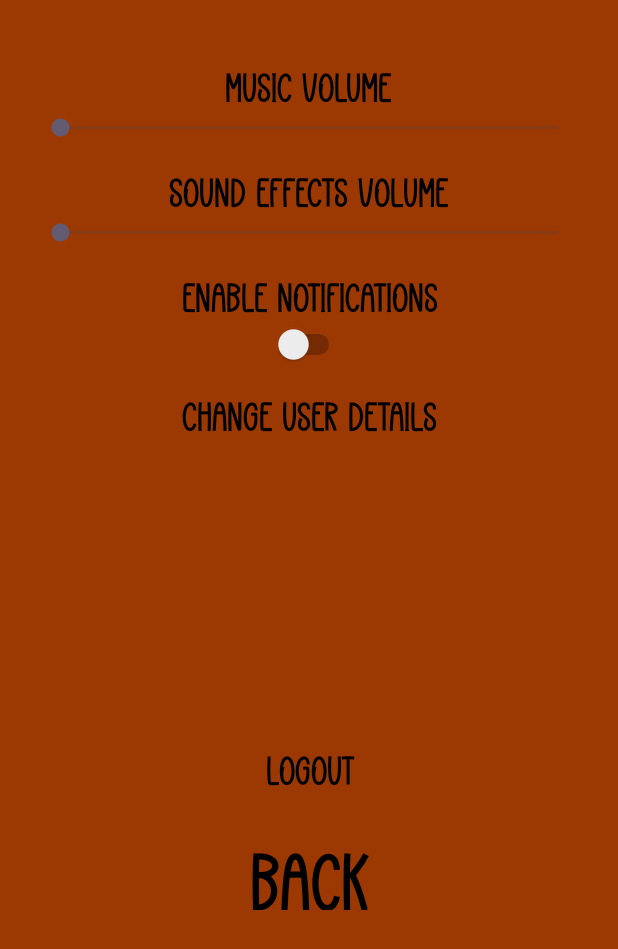
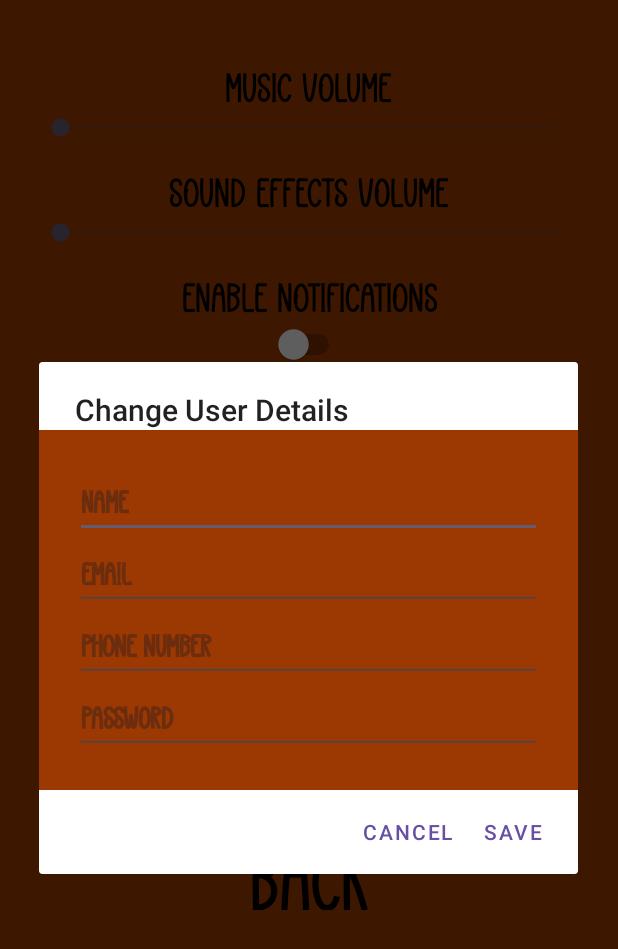
Before and after one commit to ilairan/prize, an Android app: the fragment SettingsFragment shown on its own in the app's theme, after a tap on "Change User Details", on a phone screen of 412 x 824 dp. Shown: the top 949 px of the screen. Run offline under Robolectric (Android 15) with nearby library versions, the phone set to English and light mode, and no system bars; 3 statements that could not run were skipped.

Commit message:
added settings

```diff
--- a/app/src/main/java/com/example/prize/SettingsFragment.java
+++ b/app/src/main/java/com/example/prize/SettingsFragment.java
@@ -133,7 +133,9 @@ public class SettingsFragment extends Fragment {
                     SharedPreferences sharedPreferences = requireActivity().getSharedPreferences("user_prefs", Context.MODE_PRIVATE);
                     sharedPreferences.edit().putString("username", email).apply();  /* עדכון העדפות */
                     userEmail = email;  /* עדכון מייל מקומי בפרגמנט */
-                });
+                })
+                .setNegativeButton("Cancel", null)
+                .show(); // ← You were missing this line!
 
     }
 
```
